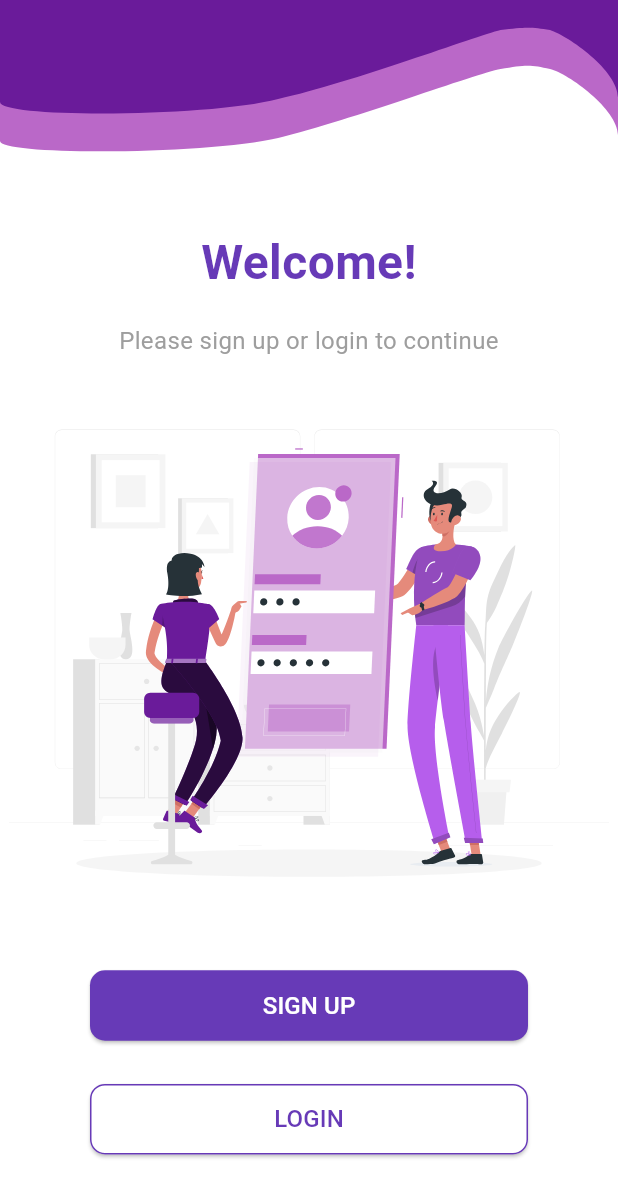
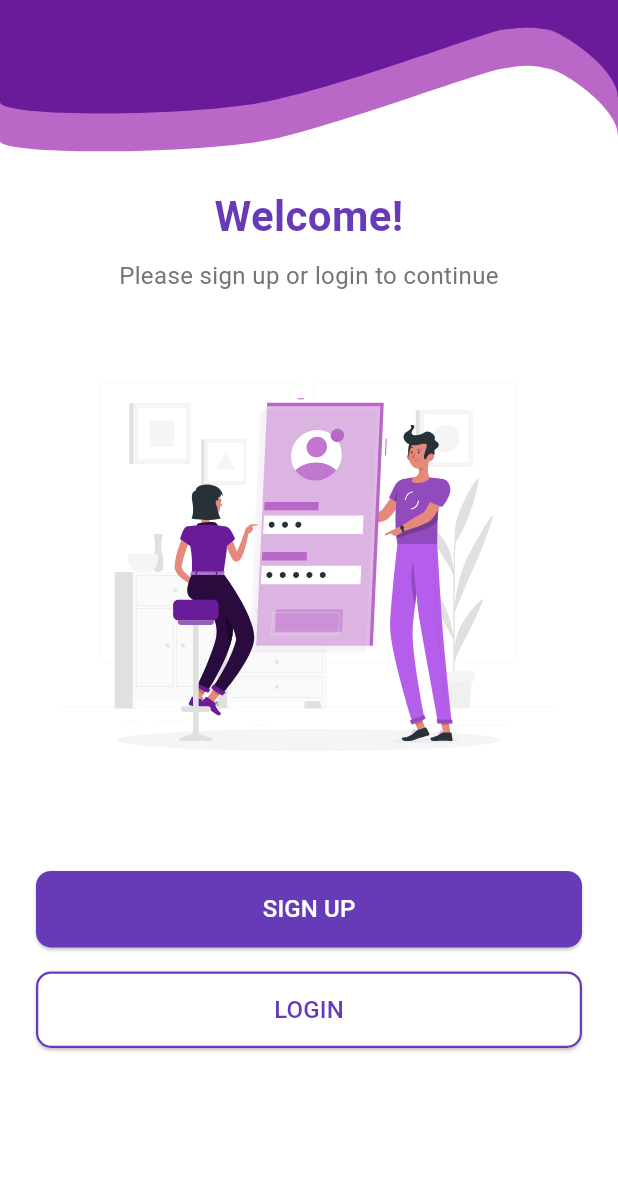
Before and after one commit to anndeviant/tpm_teori_t3, a Flutter app: the screen it shows after launch, on a phone screen of 412 x 824 dp. Shown: the top 1197 px of the screen. Run offline on Flutter 3.47's test engine with Material 3 defaults, Android fonts, the phone set to English and light mode, and no system bars; our stand-ins replace curved_navigation_bar, firebase_auth, firebase_core, flutter_svg, internet_connection_checker, lottie; accounts and stored records are empty.

Commit message:
membuat landing screen responsif

```diff
--- a/lib/auth/landing_screen.dart
+++ b/lib/auth/landing_screen.dart
@@ -1,5 +1,5 @@
 import 'package:flutter/material.dart';
-import 'package:flutter_svg/svg.dart';
+import 'package:flutter_svg/flutter_svg.dart';
 import 'package:tpm_teori_t3/auth/login_screen.dart';
 import 'package:tpm_teori_t3/auth/register_screen.dart';
 import 'package:tpm_teori_t3/utils/painter.dart';
@@ -14,6 +14,9 @@ class LandingScreen extends StatefulWidget {
 class _LandingScreenState extends State<LandingScreen> {
   @override
   Widget build(BuildContext context) {
+    final screenWidth = MediaQuery.of(context).size.width;
+    final screenHeight = MediaQuery.of(context).size.height;
+
     return Scaffold(
       backgroundColor: Colors.white,
       body: SafeArea(
@@ -21,112 +24,100 @@ class _LandingScreenState extends State<LandingScreen> {
         child: SingleChildScrollView(
           child: Column(
             children: [
-                Stack(
-                  children: [
               CustomPaint(
-                      size: Size(double.infinity, 100),
+                size: Size(screenWidth, 100),
                 painter: HeadPainter(),
               ),
-                  ],
-                ),
-                Padding(
-                  padding: EdgeInsets.only(top: 24, bottom: 24),
-                  child: SizedBox(
-                    height: 650,
-                    child: Column(
-                      mainAxisAlignment: MainAxisAlignment.spaceEvenly,
-                      crossAxisAlignment: CrossAxisAlignment.stretch,
-                      children: [
-                        SizedBox(height: 20),
+
+              SizedBox(height: 24),
               Text(
                 'Welcome!',
                 textAlign: TextAlign.center,
                 style: TextStyle(
-                            fontSize: 32,
+                  fontSize: 28,
                   fontWeight: FontWeight.bold,
                   color: Colors.deepPurple,
                 ),
               ),
-                        SizedBox(height: 10),
+              SizedBox(height: 8),
               Text(
                 'Please sign up or login to continue',
                 textAlign: TextAlign.center,
                 style: TextStyle(
                   fontSize: 16,
-                            color: Colors.grey,
+                  color: Colors.grey[600],
                 ),
               ),
+
+              // Konten utama
+              Padding(
+                padding:
+                    const EdgeInsets.symmetric(horizontal: 24, vertical: 24),
+                child: Column(
+                  children: [
                     SvgPicture.asset(
                       "assets/svg/login.svg",
-                          height: 400,
+                      height: screenHeight * 0.4,
                     ),
-                        Padding(
-                          padding: const EdgeInsets.symmetric(horizontal: 60),
+                    const SizedBox(height: 32),
+
+                    // Tombol Sign Up
+                    SizedBox(
+                      width: double.infinity,
                       child: ElevatedButton(
                         onPressed: () {
                           Navigator.push(
                             context,
                             MaterialPageRoute(
-                                    builder: (context) =>
-                                        const RegisterScreen()),
+                                builder: (context) => const RegisterScreen()),
                           );
                         },
                         style: ElevatedButton.styleFrom(
                           backgroundColor: Colors.deepPurple,
                           foregroundColor: Colors.white,
-                              padding: const EdgeInsets.symmetric(vertical: 12),
+                          padding: const EdgeInsets.symmetric(vertical: 14),
                           shape: RoundedRectangleBorder(
                             borderRadius: BorderRadius.circular(10),
                           ),
                         ),
-                            child: Text(
-                              'SIGN UP',
-                              style: TextStyle(
-                                fontSize: 16,
+                        child: Text('SIGN UP', style: TextStyle(fontSize: 16)),
                       ),
                     ),
-                          ),
-                        ),
+                    const SizedBox(height: 16),
+
+                    // Tombol Login
                     SizedBox(
-                          height: 20,
-                        ),
-                        Padding(
-                          padding: const EdgeInsets.symmetric(horizontal: 60),
+                      width: double.infinity,
                       child: ElevatedButton(
                         onPressed: () {
                           Navigator.push(
                             context,
                             MaterialPageRoute(
-                                    builder: (context) => LoginScreen()),
+                                builder: (context) => const LoginScreen()),
                           );
                         },
                         style: ElevatedButton.styleFrom(
                           backgroundColor: Colors.white,
                           foregroundColor: Colors.deepPurple,
-                              padding: const EdgeInsets.symmetric(vertical: 12),
+                          padding: const EdgeInsets.symmetric(vertical: 14),
                           shape: RoundedRectangleBorder(
                             borderRadius: BorderRadius.circular(10),
-                                side: BorderSide(
-                                  color: Colors.deepPurple,
-                                  width: 1,
+                            side: const BorderSide(
+                                color: Colors.deepPurple, width: 1.5),
                           ),
                         ),
-                            ),
-                            child: Text(
-                              'LOGIN',
-                              style: TextStyle(
-                                fontSize: 16,
+                        child:
+                            const Text('LOGIN', style: TextStyle(fontSize: 16)),
                       ),
                     ),
+                    const SizedBox(height: 20),
+                  ],
                 ),
               ),
             ],
           ),
         ),
       ),
-              ],
-            ),
-          )),
     );
   }
 }
```
Lines whose indentation alone changed are shown as unchanged.
